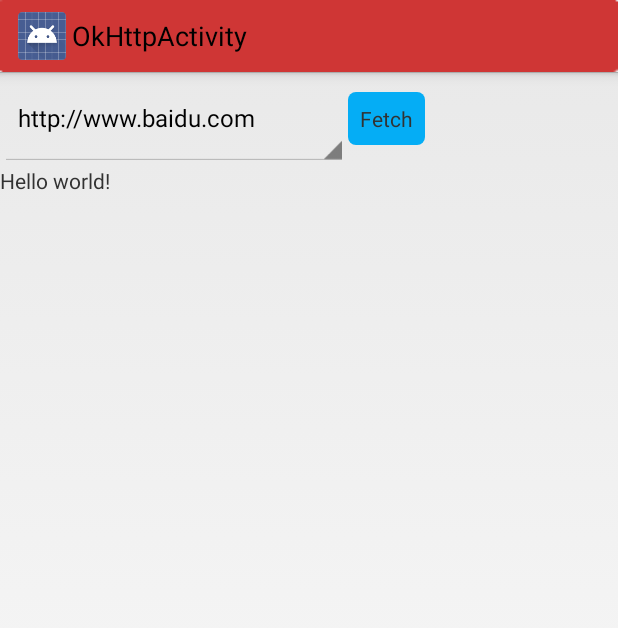
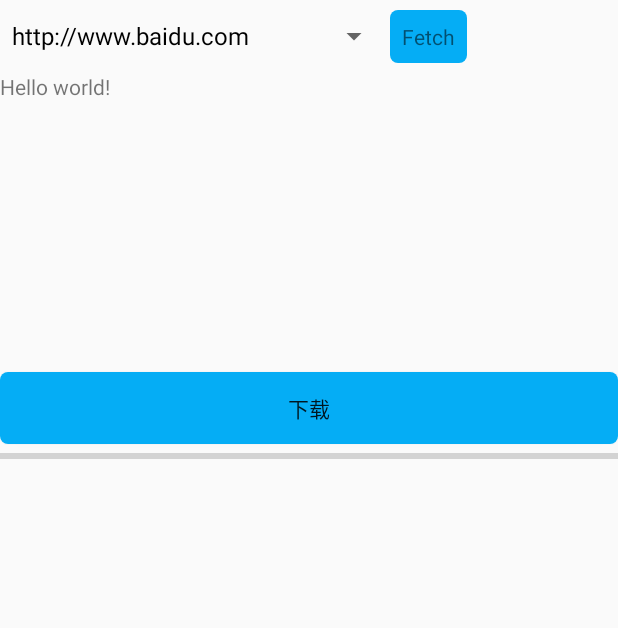
Before and after one commit to iztou/AndroidTemplate, an Android app: the OkHttpActivity screen opened directly, with no data from a screen before it, on a phone screen of 412 x 824 dp. Shown: the top 628 px of the screen. Run offline under Robolectric (Android 15) with nearby library versions, the phone set to English and light mode, and no system bars; our stand-ins replace Volley; libraries missing offline, so code that uses them is left out: com.norbsoft.typefacehelper, com.squareup.okhttp; Roboto replaces fonts that are not available here; 1 statement that could not run was skipped.

Commit message:
增加下载request示例

```diff
--- a/app/build.gradle
+++ b/app/build.gradle
@@ -21,7 +21,6 @@ android {
 
 dependencies {
     compile fileTree(dir: 'libs', include: ['*.jar'])
-
     //EventBus
     compile 'com.android.support:support-v4:21.0.3'
     compile 'com.android.support:gridlayout-v7:21.+'
@@ -29,5 +28,6 @@ dependencies {
     compile 'de.greenrobot:eventbus:2.4.0'
     compile 'io.reactivex:rxjava:1.0.0'
     compile 'com.norbsoft.typefacehelper:library:0.9.0'
-    compile 'com.squareup.okhttp:okhttp:2.5.0'
+    compile 'com.android.support:design:22.2.0'
+    compile project(':Customize-Volley')
 }
--- a/app/src/main/AndroidManifest.xml
+++ b/app/src/main/AndroidManifest.xml
@@ -78,7 +78,8 @@
         </activity>
         <activity
             android:name=".okhttp.OkHttpActivity"
-            android:label="@string/title_activity_ok_http" >
+            android:label="@string/title_activity_ok_http"
+            android:theme="@style/Theme.AppCompat.Light.NoActionBar">
         </activity>
     </application>
 
--- a/app/src/main/java/gml/template/androidtemplate/entryui/MainActivity.java
+++ b/app/src/main/java/gml/template/androidtemplate/entryui/MainActivity.java
@@ -73,7 +73,7 @@ public class MainActivity extends Activity implements AdapterView.OnItemClickLis
         itemsArrayList.add(ModelItems.createNewInstance("图片选择器测试", PictureSelectorActivity.class));
         itemsArrayList.add(ModelItems.createNewInstance("GridLayout测试", TestGridLayoutActivity.class));
         itemsArrayList.add(ModelItems.createNewInstance("Base64加解密示例", Base64Activity.class));
-        itemsArrayList.add(ModelItems.createNewInstance("OkHttp示例", OkHttpActivity.class));
+        itemsArrayList.add(ModelItems.createNewInstance("Volley+OkHttp示例", OkHttpActivity.class));
         modelAdapter.setModelItemses(itemsArrayList.toArray(new ModelItems[0]));
         entryList.setAdapter(modelAdapter);
     }
--- a/app/src/main/java/gml/template/androidtemplate/okhttp/OkHttpActivity.java
+++ b/app/src/main/java/gml/template/androidtemplate/okhttp/OkHttpActivity.java
@@ -1,53 +1,59 @@
 package gml.template.androidtemplate.okhttp;
 
-import android.app.Activity;
 import android.os.Bundle;
+import android.support.design.widget.Snackbar;
+import android.support.v7.app.AppCompatActivity;
 import android.view.View;
 import android.widget.AdapterView;
 import android.widget.ArrayAdapter;
+import android.widget.Button;
+import android.widget.ProgressBar;
 import android.widget.Spinner;
 import android.widget.TextView;
 
-import com.squareup.okhttp.Callback;
-import com.squareup.okhttp.OkHttpClient;
+import com.android.volley.RequestQueue;
+import com.android.volley.Response;
+import com.android.volley.VolleyError;
+import com.android.volley.toolbox.DownloadRequest;
+import com.android.volley.toolbox.StringRequest;
 import com.squareup.okhttp.Request;
-import com.squareup.okhttp.Response;
 
-import java.io.IOException;
-
+import gml.template.androidtemplate.MyApplication;
 import gml.template.androidtemplate.R;
 
-public class OkHttpActivity extends Activity implements AdapterView.OnItemSelectedListener {
+/**
+ * Volley + OKHttp
+ */
+public class OkHttpActivity extends AppCompatActivity implements AdapterView.OnItemSelectedListener, View.OnClickListener {
 
     private Spinner mUrlList; //URL 地址
-    OkHttpClient client = new OkHttpClient();
     private TextView content; //内容
+    private View parentView; //容器视图
     private String url;
+    private RequestQueue requestQueue;
+    private ProgressBar progress; //progress
+    private Button download; //下载按钮
 
     @Override
     protected void onCreate(Bundle savedInstanceState) {
         super.onCreate(savedInstanceState);
         setContentView(R.layout.activity_ok_http);
+        requestQueue = MyApplication.getRequestQueue();
         initView();
     }
 
     private void initView() {
+        parentView = findViewById(R.id.parent_layout);
+        progress = (ProgressBar) findViewById(R.id.progress);
+        download = (Button) findViewById(R.id.download);
         mUrlList = (Spinner) findViewById(R.id.urlList);
         content = (TextView) findViewById(R.id.content);
         ArrayAdapter adapter = ArrayAdapter.createFromResource(this,
                 R.array.list_url, android.R.layout.simple_spinner_dropdown_item);
         mUrlList.setAdapter(adapter);
         mUrlList.setOnItemSelectedListener(this);
-        findViewById(R.id.fetch).setOnClickListener(new View.OnClickListener() {
-            @Override
-            public void onClick(View v) {
-                try {
-                    run(url);
-                } catch (IOException e) {
-                    e.printStackTrace();
-                }
-            }
-        });
+        download.setOnClickListener(this);
+        findViewById(R.id.fetch).setOnClickListener(this);
     }
 
     @Override
@@ -60,18 +66,55 @@ public class OkHttpActivity extends Activity implements AdapterView.OnItemSelect
 
     }
 
-    public void run(String url) throws IOException {
-        Request request = new Request.Builder().url(url).build();
-        client.newCall(request).enqueue(new Callback() {
+    public void run(String url) {
+        StringRequest stringRequest = new StringRequest(url, new com.android.volley.Response.Listener<String>() {
             @Override
-            public void onFailure(Request request, IOException e) {
-
+            public void onResponse(String response) {
+                content.setText(response);
             }
-
+        }, new com.android.volley.Response.ErrorListener() {
             @Override
-            public void onResponse(Response response) throws IOException {
-                content.setText(response.body().string());
+            public void onErrorResponse(VolleyError error) {
+                Snackbar.make(content, "加载网页错误", Snackbar.LENGTH_LONG).setAction("Retry", OkHttpActivity.this).show();
             }
         });
+        requestQueue.add(stringRequest);
+    }
+
+    @Override
+    public void onClick(View v) {
+        switch (v.getId()) {
+            case R.id.download:
+                download();
+                break;
+            case R.id.urlList:
+                run(url);
+                break;
+        }
+    }
+
+    /**
+     * 下载文件
+     */
+    private void download() {
+        final DownloadRequest downloadRequest = new DownloadRequest("http://www.ycpai.com/statics/android/app-ycpai-release_YCPAI_sign.apk", null, new Response.ProgressListener() {
+            @Override
+            public void onProgress(long transferredBytes, long totalSize) {
+                if (progress.getMax() == 100)
+                    progress.setMax((int) totalSize);
+                progress.setProgress((int) transferredBytes);
+            }
+        }, new Response.Listener<String>() {
+            @Override
+            public void onResponse(String response) {
+                Snackbar.make(content,"文件下载完成",Snackbar.LENGTH_LONG).show();
+            }
+        }, new Response.ErrorListener() {
+            @Override
+            public void onErrorResponse(VolleyError error) {
+                Snackbar.make(content,"文件下载失败",Snackbar.LENGTH_LONG).show();
+            }
+        });
+        requestQueue.add(downloadRequest);
     }
 }
--- a/app/src/main/res/layout/activity_base64.xml
+++ b/app/src/main/res/layout/activity_base64.xml
@@ -3,10 +3,6 @@
     android:layout_width="match_parent"
     android:layout_height="match_parent"
     android:orientation="vertical"
-    android:paddingBottom="@dimen/activity_vertical_margin"
-    android:paddingLeft="@dimen/activity_horizontal_margin"
-    android:paddingRight="@dimen/activity_horizontal_margin"
-    android:paddingTop="@dimen/activity_vertical_margin"
     tools:context="gml.template.androidtemplate.encrypt.Base64Activity">
 
     <LinearLayout
--- a/app/src/main/res/layout/activity_ok_http.xml
+++ b/app/src/main/res/layout/activity_ok_http.xml
@@ -1,5 +1,6 @@
 <LinearLayout xmlns:android="http://schemas.android.com/apk/res/android"
     xmlns:tools="http://schemas.android.com/tools"
+    android:id="@+id/parent_layout"
     android:layout_width="match_parent"
     android:layout_height="match_parent"
     android:orientation="vertical"
@@ -14,19 +15,41 @@
             android:id="@+id/urlList"
             android:layout_width="wrap_content"
             android:layout_height="wrap_content" />
+
         <TextView
             android:id="@+id/fetch"
             android:layout_width="wrap_content"
             android:layout_height="wrap_content"
+            android:background="@drawable/bluesharp"
             android:gravity="center"
-            android:text="Fetch"
-            android:background="@drawable/bluesharp"/>
+            android:text="Fetch" />
     </LinearLayout>
 
-    <TextView
-        android:id="@+id/content"
-        android:layout_width="wrap_content"
+    <ScrollView
+        android:layout_width="match_parent"
+        android:layout_height="200dp">
+
+        <TextView
+            android:id="@+id/content"
+            android:layout_width="wrap_content"
+            android:layout_height="wrap_content"
+            android:text="@string/hello_world" />
+
+    </ScrollView>
+
+    <Button
+        android:id="@+id/download"
+        android:layout_width="match_parent"
         android:layout_height="wrap_content"
-        android:text="@string/hello_world" />
+        android:background="@drawable/bluesharp"
+        android:text="下载" />
+
+    <ProgressBar
+        style="?android:attr/progressBarStyleHorizontal"
+        android:id="@+id/progress"
+        android:layout_width="match_parent"
+        android:layout_height="wrap_content"
+        android:max="100"
+        android:progress="0"/>
 
 </LinearLayout>
--- a/app/src/main/res/layout/activity_viewpager.xml
+++ b/app/src/main/res/layout/activity_viewpager.xml
@@ -2,10 +2,6 @@
     xmlns:tools="http://schemas.android.com/tools"
     android:layout_width="match_parent"
     android:layout_height="match_parent"
-    android:paddingBottom="@dimen/activity_vertical_margin"
-    android:paddingLeft="@dimen/activity_horizontal_margin"
-    android:paddingRight="@dimen/activity_horizontal_margin"
-    android:paddingTop="@dimen/activity_vertical_margin"
     tools:context=".MainActivity">
 
     <android.support.v4.view.ViewPager
--- a/app/src/main/res/values-w820dp/dimens.xml
+++ /dev/null
@@ -1,6 +0,0 @@
-<resources>
-    <!-- Example customization of dimensions originally defined in res/values/dimens.xml
-         (such as screen margins) for screens with more than 820dp of available width. This
-         would include 7" and 10" devices in landscape (~960dp and ~1280dp respectively). -->
-    <dimen name="activity_horizontal_margin">64dp</dimen>
-</resources>
--- a/settings.gradle
+++ b/settings.gradle
@@ -1 +1 @@
-include ':app'
+include ':app', ':Customize-Volley'
```
Also changed, not shown: app/src/main/java/gml/template/androidtemplate/MyApplication.java (+15 -0 lines), app/src/main/res/values/instapaper_strings.xml (deleted, +0 -75 lines), app/src/main/res/values/ssdk_strings.xml (deleted, +0 -68 lines), gradle.properties (+7 -8 lines), 3 other files.
